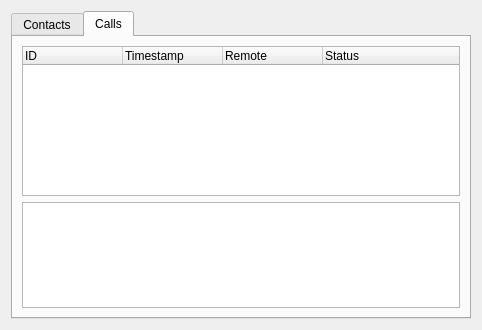
Above: ipba2-plugins/skype_ui.ui from PicciMario/iPhone-Backup-Analyzer-2 before the change. Below: the same form after it.
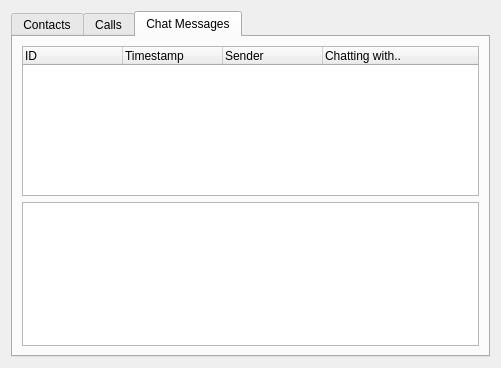
That is the form after the change.

Commit message: skype plugin chat messages tab

```diff
--- a/ipba2-plugins/skype_ui.ui
+++ b/ipba2-plugins/skype_ui.ui
@@ -6,8 +6,8 @@
    <rect>
     <x>0</x>
     <y>0</y>
-    <width>482</width>
-    <height>330</height>
+    <width>501</width>
+    <height>368</height>
    </rect>
   </property>
   <property name="windowTitle">
@@ -17,7 +17,7 @@
    <item>
     <widget class="QTabWidget" name="tabWidget">
      <property name="currentIndex">
-      <number>1</number>
+      <number>2</number>
      </property>
      <widget class="QWidget" name="tab">
       <attribute name="title">
@@ -132,6 +132,68 @@
        </item>
       </layout>
      </widget>
+     <widget class="QWidget" name="tab_3">
+      <attribute name="title">
+       <string>Chat Messages</string>
+      </attribute>
+      <layout class="QVBoxLayout" name="verticalLayout_3">
+       <item>
+        <widget class="QTreeWidget" name="messagesTree">
+         <property name="maximumSize">
+          <size>
+           <width>16777215</width>
+           <height>150</height>
+          </size>
+         </property>
+         <column>
+          <property name="text">
+           <string>ID</string>
+          </property>
+         </column>
+         <column>
+          <property name="text">
+           <string>Timestamp</string>
+          </property>
+         </column>
+         <column>
+          <property name="text">
+           <string>Sender</string>
+          </property>
+         </column>
+         <column>
+          <property name="text">
+           <string>Chatting with..</string>
+          </property>
+         </column>
+        </widget>
+       </item>
+       <item>
+        <widget class="QTableWidget" name="messagesTable">
+         <property name="sizePolicy">
+          <sizepolicy hsizetype="Expanding" vsizetype="Expanding">
+           <horstretch>0</horstretch>
+           <verstretch>1</verstretch>
+          </sizepolicy>
+         </property>
+         <property name="editTriggers">
+          <set>QAbstractItemView::NoEditTriggers</set>
+         </property>
+         <property name="textElideMode">
+          <enum>Qt::ElideNone</enum>
+         </property>
+         <property name="verticalScrollMode">
+          <enum>QAbstractItemView::ScrollPerPixel</enum>
+         </property>
+         <property name="horizontalScrollMode">
+          <enum>QAbstractItemView::ScrollPerPixel</enum>
+         </property>
+         <attribute name="verticalHeaderVisible">
+          <bool>false</bool>
+         </attribute>
+        </widget>
+       </item>
+      </layout>
+     </widget>
     </widget>
    </item>
   </layout>
```
The commit also changes 1 other file.
